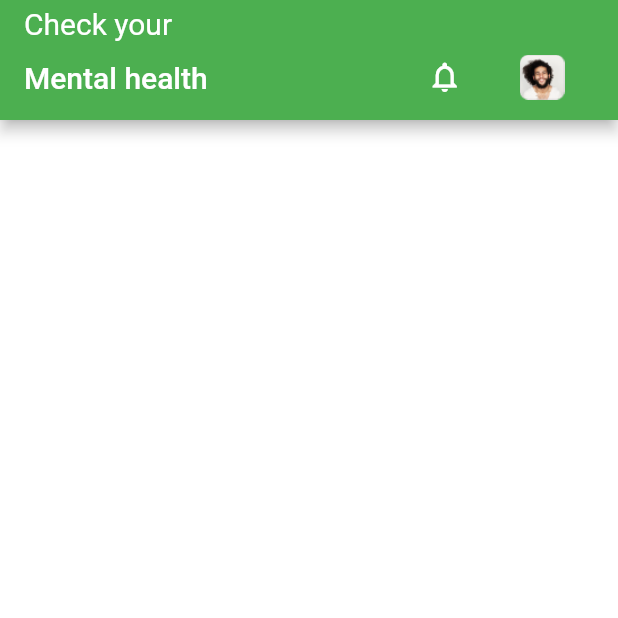
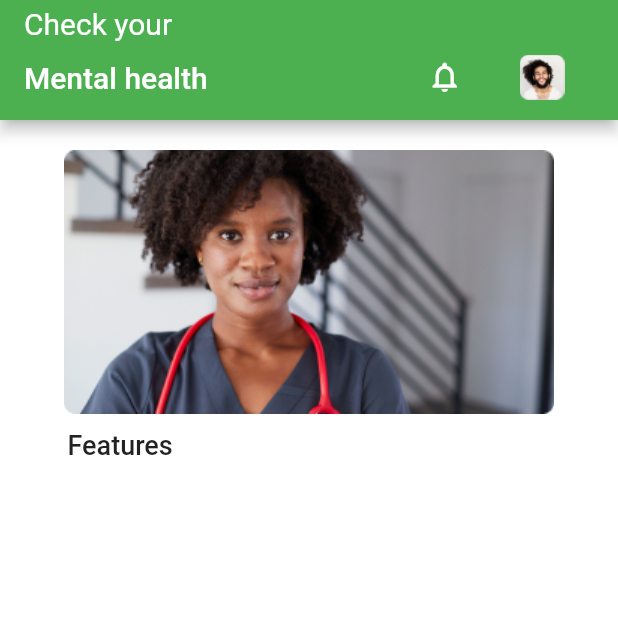
Before and after one commit to OnabanjoTitus/FLTR, a Flutter app: the screen it shows after launch, on a phone screen of 412 x 824 dp, the top half of it. Run offline on Flutter 3.47's test engine with Material 2 defaults, Android fonts, the phone set to English and light mode, and no system bars; missing offline and left inert: dropdownfield.

Commit message:
frame and features

```diff
--- a/lib/iResponsePage6.dart
+++ b/lib/iResponsePage6.dart
@@ -45,9 +45,24 @@ class iResponsePage6 extends StatelessWidget {
         body: SingleChildScrollView(
           child: Column(
             children: <Widget>[
-              Column()
+              SizedBox(height: 20.0,),
+              Row(
+                mainAxisAlignment: MainAxisAlignment.center,
+                children: <Widget>[
+                  Image.asset('assets/NurseYoutubeAvatar.png' ,),
+                ],
+              ),
+              SizedBox(height: 10.0,),
+              Row(
+                children: <Widget>[
+                  SizedBox(width: 45.0,),
+                  Text('Features',
+                    style:TextStyle(fontWeight: FontWeight.w500,fontSize: 18.0),),
+                ],
+              )
             ],
           ),
+
 
         ),
     );
--- a/pubspec.yaml
+++ b/pubspec.yaml
@@ -52,7 +52,11 @@ flutter:
     - assets/facebookIcon.jpg
     - assets/googleIcon.png
     - assets/ManAvatar.png
-    -
+    - assets/NurseAvatar.png
+    - assets/NurseYoutubeAvatar.png
+    - assets/Appointment.png
+    - assets/Assessment.png
+    - assets/EAP.png
 
   # An image asset can refer to one or more resolution-specific "variants", see
   # https://flutter.dev/assets-and-images/#resolution-aware.
```
